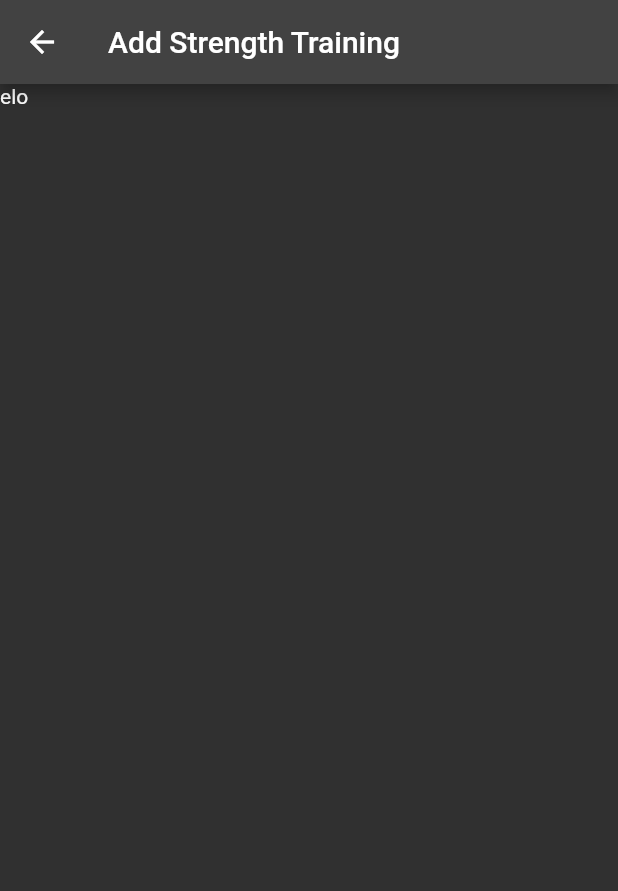
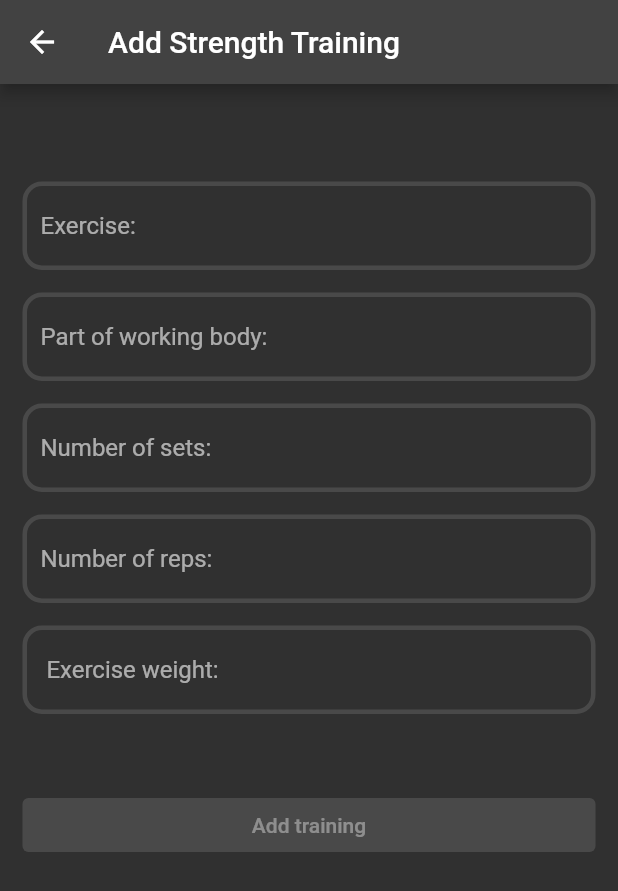
Before and after one commit to hubertgredzinski/workout_log, a Flutter app: the AddStrengthTrainingPage screen opened directly, on a phone screen of 412 x 824 dp. Shown: the top 891 px of the screen. Run offline on Flutter 3.47's test engine with Material 2 defaults, Android fonts, the phone set to English and light mode, and no system bars; our stand-ins replace cloud_firestore, firebase_auth, firebase_core, get_it, google_fonts, injectable; missing offline and left inert: flutterfire_ui; accounts and stored records are empty; generated files the repository leaves out were written again.

Commit message:
Create add_strength_training page

```diff
--- a/lib/app/features/add_strength training/add_strength_training.dart
+++ b/lib/app/features/add_strength training/add_strength_training.dart
@@ -1,3 +1,4 @@
+import 'package:cloud_firestore/cloud_firestore.dart';
 import 'package:flutter/material.dart';
 
 class AddStrengthTrainingPage extends StatefulWidget {
@@ -11,13 +12,156 @@ class AddStrengthTrainingPage extends StatefulWidget {
 }
 
 class _AddStrengthTrainingPageState extends State<AddStrengthTrainingPage> {
+  var exercise = '';
+  var bodyPart = '';
+  var reps = '';
+  var sets = '';
+  var weight = '';
   @override
   Widget build(BuildContext context) {
     return Scaffold(
       appBar: AppBar(
         title: const Text("Add Strength Training"),
       ),
-      body: const Text('elo'),
+      body: Padding(
+        padding: const EdgeInsets.all(15.0),
+        child: ListView(
+          children: [
+            const SizedBox(height: 50),
+            TextField(
+              decoration: InputDecoration(
+                  enabledBorder: OutlineInputBorder(
+                    borderRadius: BorderRadius.circular(13),
+                    borderSide:
+                        const BorderSide(color: Colors.white12, width: 3),
+                  ),
+                  focusedBorder: OutlineInputBorder(
+                    borderRadius: BorderRadius.circular(15),
+                    borderSide:
+                        const BorderSide(color: Colors.orange, width: 3),
+                  ),
+                  hintText: 'Exercise:'),
+              onChanged: (newValue) {
+                setState(
+                  () {
+                    exercise = newValue;
+                  },
+                );
+              },
+            ),
+            const SizedBox(height: 15),
+            TextField(
+              decoration: InputDecoration(
+                  enabledBorder: OutlineInputBorder(
+                    borderRadius: BorderRadius.circular(13),
+                    borderSide:
+                        const BorderSide(color: Colors.white12, width: 3),
+                  ),
+                  focusedBorder: OutlineInputBorder(
+                    borderRadius: BorderRadius.circular(15),
+                    borderSide:
+                        const BorderSide(color: Colors.orange, width: 3),
+                  ),
+                  hintText: 'Part of working body:'),
+              onChanged: (newValue) {
+                setState(
+                  () {
+                    bodyPart = newValue;
+                  },
+                );
+              },
+            ),
+            const SizedBox(height: 15),
+            TextField(
+              decoration: InputDecoration(
+                  enabledBorder: OutlineInputBorder(
+                    borderRadius: BorderRadius.circular(13),
+                    borderSide:
+                        const BorderSide(color: Colors.white12, width: 3),
+                  ),
+                  focusedBorder: OutlineInputBorder(
+                    borderRadius: BorderRadius.circular(15),
+                    borderSide:
+                        const BorderSide(color: Colors.orange, width: 3),
+                  ),
+                  hintText: 'Number of sets:'),
+              onChanged: (newValue) {
+                setState(
+                  () {
+                    sets = newValue;
+                  },
+                );
+              },
+            ),
+            const SizedBox(height: 15),
+            TextField(
+              decoration: InputDecoration(
+                  enabledBorder: OutlineInputBorder(
+                    borderRadius: BorderRadius.circular(13),
+                    borderSide:
+                        const BorderSide(color: Colors.white12, width: 3),
+                  ),
+                  focusedBorder: OutlineInputBorder(
+                    borderRadius: BorderRadius.circular(15),
+                    borderSide:
+                        const BorderSide(color: Colors.orange, width: 3),
+                  ),
+                  hintText: 'Number of reps:'),
+              onChanged: (newValue) {
+                setState(
+                  () {
+                    reps = newValue;
+                  },
+                );
+              },
+            ),
+            const SizedBox(height: 15),
+            TextField(
+              decoration: InputDecoration(
+                  enabledBorder: OutlineInputBorder(
+                    borderRadius: BorderRadius.circular(13),
+                    borderSide:
+                        const BorderSide(color: Colors.white12, width: 3),
+                  ),
+                  focusedBorder: OutlineInputBorder(
+                    borderRadius: BorderRadius.circular(15),
+                    borderSide:
+                        const BorderSide(color: Colors.orange, width: 3),
+                  ),
+                  hintText: ' Exercise weight:'),
+              onChanged: (newValue) {
+                setState(
+                  () {
+                    weight = newValue;
+                  },
+                );
+              },
+            ),
+            const SizedBox(height: 50),
+            ElevatedButton(
+              style: ElevatedButton.styleFrom(backgroundColor: Colors.orange),
+              onPressed: exercise.isEmpty ||
+                      bodyPart.isEmpty ||
+                      reps.isEmpty ||
+                      sets.isEmpty ||
+                      weight.isEmpty
+                  ? null
+                  : () {
+                      FirebaseFirestore.instance.collection('strength').add(
+                        {
+                          'exercise': exercise,
+                          'bodypart': bodyPart,
+                          'reps': reps,
+                          'sets': sets,
+                          'weight': weight,
+                        },
+                      );
+                    },
+              child: const Text('Add training'),
+            )
+          ],
+        ),
+      ),
     );
   }
 }
```
